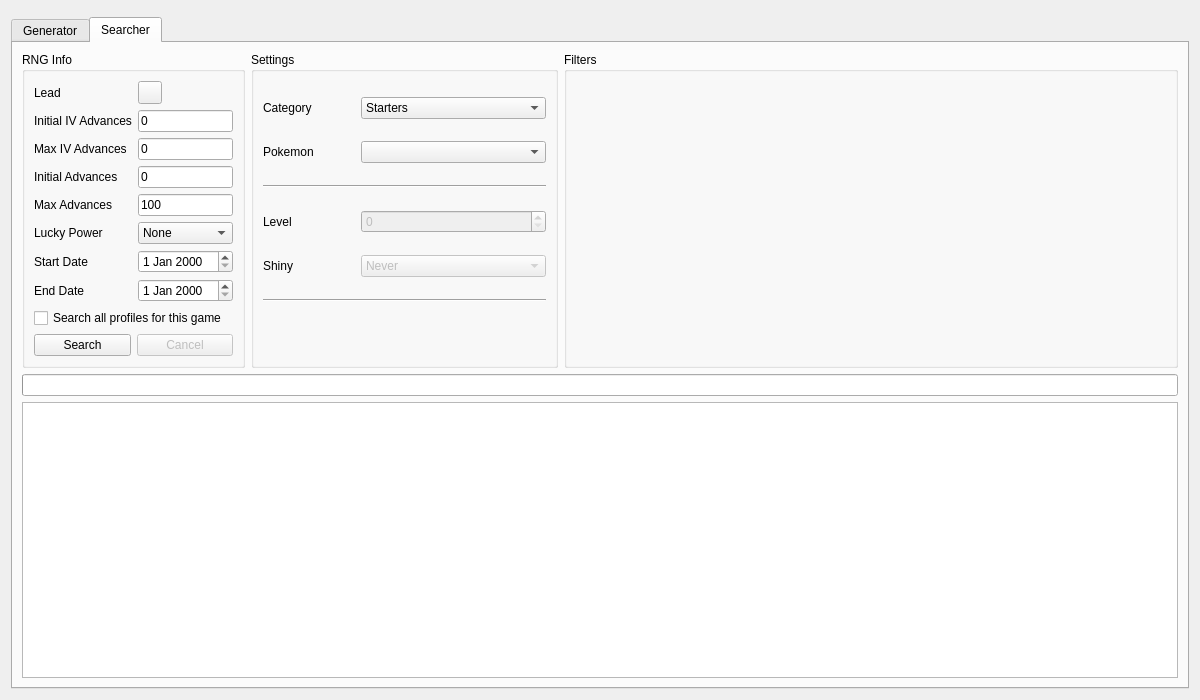
Before: the Qt Designer form Form/Gen5/Static5.ui in Xenon-Hacks/PokeFinder-GPU, drawn with Qt 5.
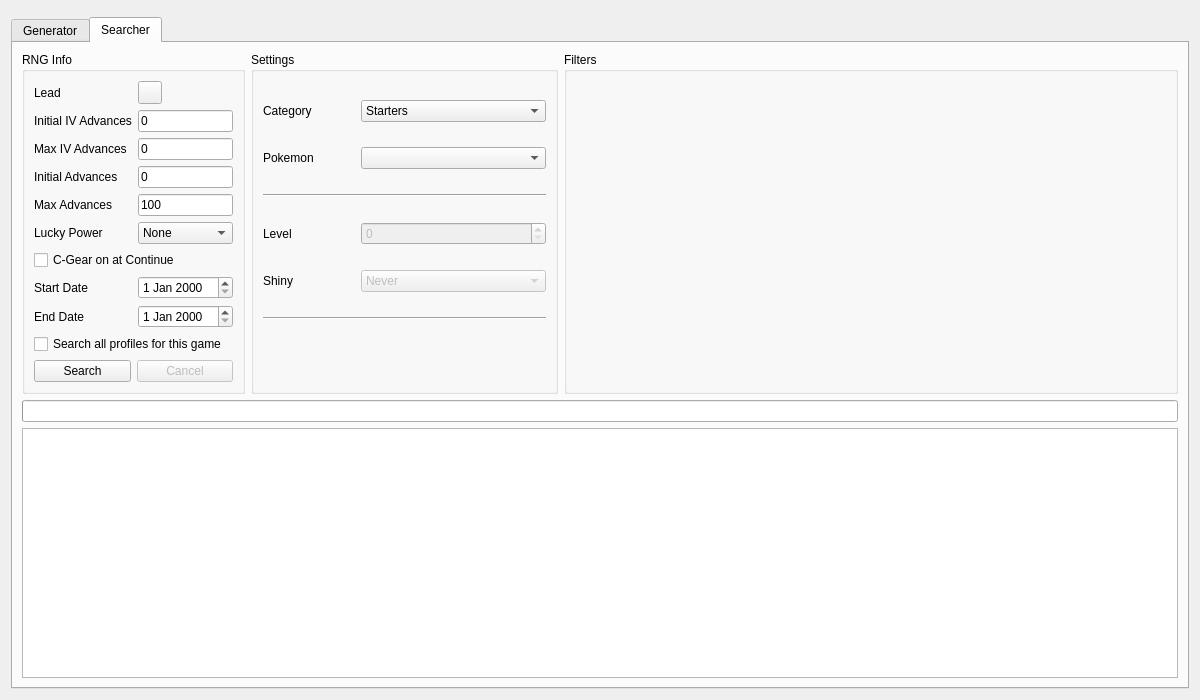
After: the same form once the commit is applied. The open tabs and pages were chosen to show the change. Custom widgets are drawn as their Qt base class.

Commit message: Gen 5: model the B2W2 "+2 MT" as C-Gear on at Continue, not Pass Powers

Patch:
```diff
--- a/Form/Gen5/Static5.ui
+++ b/Form/Gen5/Static5.ui
@@ -397,27 +397,37 @@
             </item>
            </widget>
           </item>
-          <item row="6" column="0">
+          <item row="6" column="0" colspan="2">
+           <widget class="QCheckBox" name="checkBoxSearcherCGear">
+            <property name="toolTip">
+             <string>Tick this if you answered Yes to &quot;Launch C-Gear communications?&quot; when you loaded the save. In Black 2/White 2 that uses 2 more IV advances. Pass Powers do not change the IV advances.</string>
+            </property>
+            <property name="text">
+             <string>C-Gear on at Continue</string>
+            </property>
+           </widget>
+          </item>
+          <item row="7" column="0">
            <widget class="QLabel" name="labelSearcherStartDate">
             <property name="text">
              <string>Start Date</string>
             </property>
            </widget>
           </item>
-          <item row="6" column="1">
+          <item row="7" column="1">
            <widget class="DateEdit" name="dateEditSearcherStartDate"/>
           </item>
-          <item row="7" column="0">
+          <item row="8" column="0">
            <widget class="QLabel" name="labelSearcherEndDate">
             <property name="text">
              <string>End Date</string>
             </property>
            </widget>
           </item>
-          <item row="7" column="1">
+          <item row="8" column="1">
            <widget class="DateEdit" name="dateEditSearcherEndDate"/>
           </item>
-          <item row="8" column="0" colspan="2">
+          <item row="9" column="0" colspan="2">
            <widget class="QCheckBox" name="checkBoxSearcherAllProfiles">
             <property name="toolTip">
              <string>Search every profile for this game, each with its own TID/SID, MAC, Timer0 range and other settings</string>
@@ -427,7 +437,7 @@
             </property>
            </widget>
           </item>
-          <item row="9" column="0" colspan="2">
+          <item row="10" column="0" colspan="2">
            <layout class="QHBoxLayout" name="horizontalLayout">
             <item>
              <widget class="QPushButton" name="pushButtonSearch">
```
Left out of the diff: 24 changed lines with no effect on the pictures. The commit also changes 13 other files.
